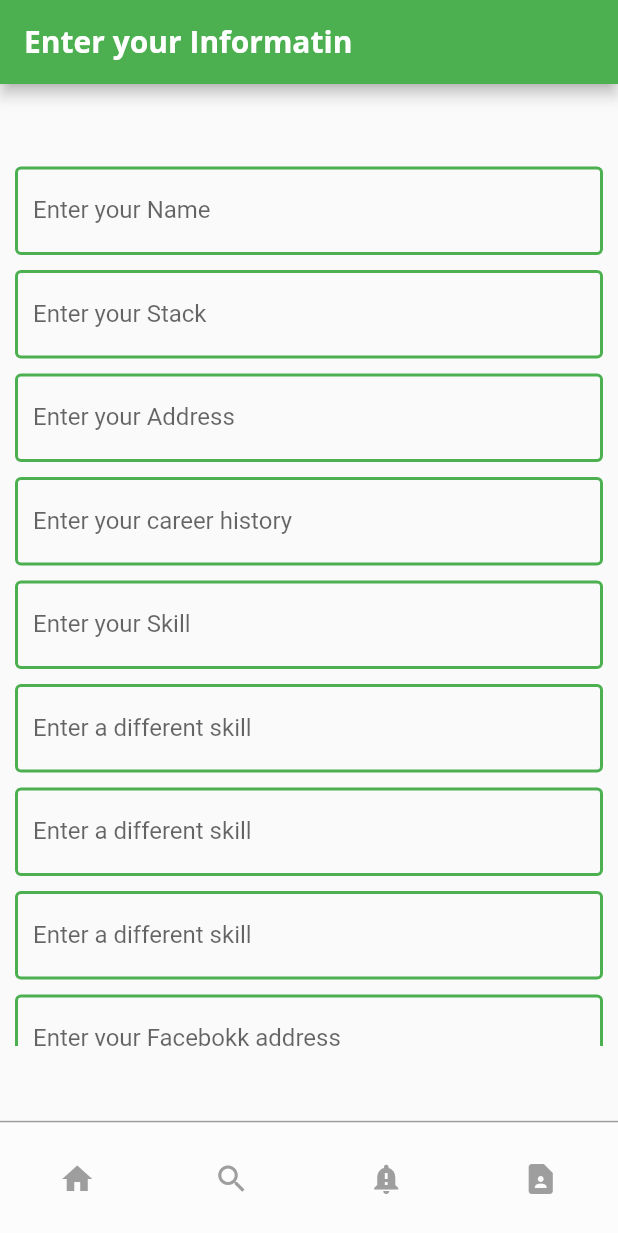
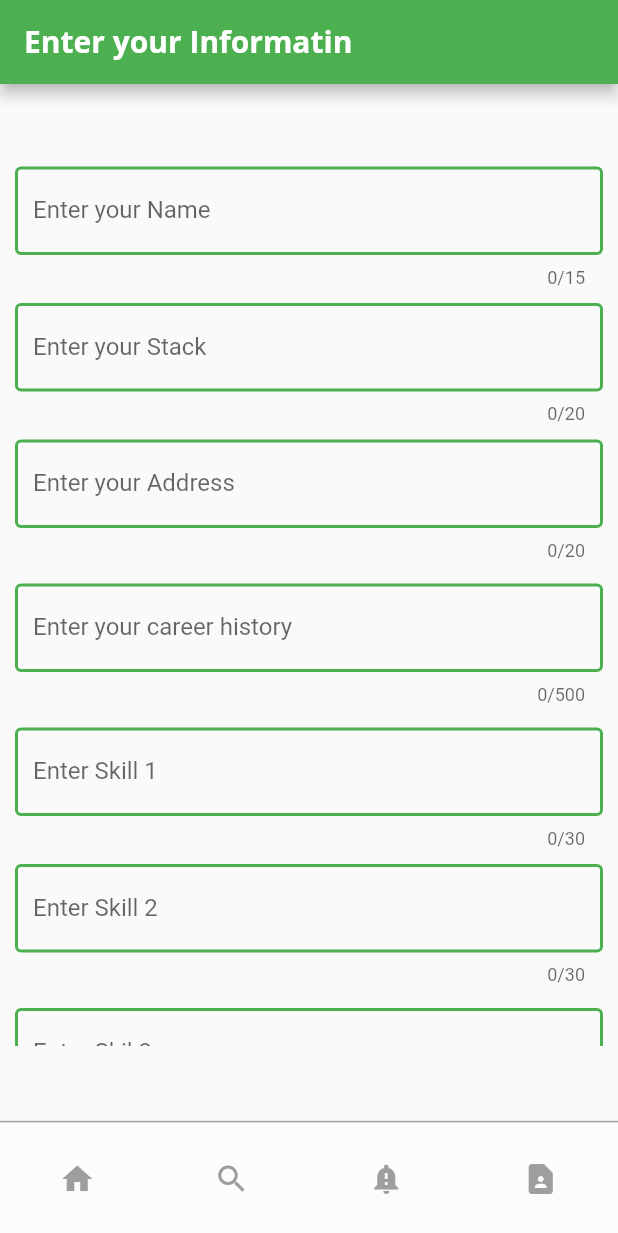
Before and after one commit to edwinchiboy/Hng-_task_2, a Flutter app: the screen it shows after launch, on a phone screen of 412 x 824 dp. Shown: the top 1233 px of the screen. Run offline on Flutter 3.47's test engine with Material 2 defaults, Android fonts, the phone set to English and light mode, and no system bars.

Commit message:
updated Code

```diff
--- a/lib/widget/formSection.dart
+++ b/lib/widget/formSection.dart
@@ -1,16 +1,5 @@
 import 'package:flutter/material.dart';
 import 'bodySection.dart';
-
-
-// class FormSection extends StatelessWidget {
-//   @override
-//   Widget build(BuildContext context) {
-//     return new Scaffold(
-
-//       body: const MyCustomForm(),
-//     );
-//   }
-// }
 
 class FormSection extends StatefulWidget {
   const FormSection({Key? key}) : super(key: key);
@@ -27,12 +16,12 @@ class FormSectionState extends State<FormSection> {
   TextEditingController _stackTEC = TextEditingController();
   TextEditingController _addressTEC = TextEditingController();
   TextEditingController _aboutcareeTEC = TextEditingController();
-  TextEditingController _facebooklinkTEC = TextEditingController();
-  TextEditingController _phonenumberTEC = TextEditingController();
   TextEditingController _skill1TEC = TextEditingController();
   TextEditingController _skill2TEC = TextEditingController();
   TextEditingController _skill3TEC = TextEditingController();
   TextEditingController _skill4TEC = TextEditingController();
+  TextEditingController _linkedLnTEC = TextEditingController();
+  TextEditingController _gitHUbTEC = TextEditingController();
 
   @override
   Widget build(BuildContext context) {
@@ -45,6 +34,7 @@ class FormSectionState extends State<FormSection> {
             Padding(
               padding: const EdgeInsets.symmetric(vertical: 5, horizontal: 0),
               child: TextFormField(
+                maxLength: 15,
                 controller: _nameTEC,
                 decoration: InputDecoration(
                     focusedBorder: OutlineInputBorder(
@@ -62,7 +52,7 @@ class FormSectionState extends State<FormSection> {
                     labelText: 'Enter your Name'),
                 validator: (value) {
                   if (value == null || value.isEmpty) {
-                    return 'Please enter some text';
+                    return 'Please enter your Name';
                   }
                   return null;
                 },
@@ -72,6 +62,7 @@ class FormSectionState extends State<FormSection> {
               padding: const EdgeInsets.symmetric(vertical: 5, horizontal: 0),
               child: TextFormField(
                 controller: _stackTEC,
+                maxLength: 20,
                 decoration: InputDecoration(
                     focusedBorder: OutlineInputBorder(
                       borderSide: BorderSide(
@@ -88,17 +79,17 @@ class FormSectionState extends State<FormSection> {
                     labelText: 'Enter your Stack'),
                 validator: (value) {
                   if (value == null || value.isEmpty) {
-                    return 'Please enter some text';
+                    return 'Please enter Your stack';
                   }
                   return null;
                 },
               ),
             ),
-
             Padding(
               padding: const EdgeInsets.symmetric(vertical: 5, horizontal: 0),
               child: TextFormField(
                 controller: _addressTEC,
+                maxLength: 20,
                 decoration: InputDecoration(
                     focusedBorder: OutlineInputBorder(
                       borderSide: BorderSide(
@@ -115,16 +106,17 @@ class FormSectionState extends State<FormSection> {
                     labelText: 'Enter your Address'),
                 validator: (value) {
                   if (value == null || value.isEmpty) {
-                    return 'Please enter some text';
+                    return 'Please enter your Address';
                   }
                   return null;
                 },
               ),
             ),
             Padding(
-              padding: const EdgeInsets.symmetric(vertical: 5, horizontal: 0),
+              padding: const EdgeInsets.symmetric(vertical: 10, horizontal: 0),
               child: TextFormField(
                 controller: _aboutcareeTEC,
+                maxLength: 500,
                 decoration: InputDecoration(
                     focusedBorder: OutlineInputBorder(
                       borderSide: BorderSide(
@@ -141,7 +133,7 @@ class FormSectionState extends State<FormSection> {
                     labelText: 'Enter your career history'),
                 validator: (value) {
                   if (value == null || value.isEmpty) {
-                    return 'Please enter some text';
+                    return 'Please enter your Career history ';
                   }
                   return null;
                 },
@@ -150,6 +142,7 @@ class FormSectionState extends State<FormSection> {
             Padding(
               padding: const EdgeInsets.symmetric(vertical: 5, horizontal: 0),
               child: TextFormField(
+                maxLength: 30,
                 controller: _skill1TEC,
                 decoration: InputDecoration(
                     focusedBorder: OutlineInputBorder(
@@ -164,10 +157,10 @@ class FormSectionState extends State<FormSection> {
                         width: 2,
                       ),
                     ),
-                    labelText: 'Enter your Skill'),
+                    labelText: 'Enter Skill 1'),
                 validator: (value) {
                   if (value == null || value.isEmpty) {
-                    return 'Please enter some text';
+                    return 'Please enter Skill 1';
                   }
                   return null;
                 },
@@ -177,6 +170,7 @@ class FormSectionState extends State<FormSection> {
               padding: const EdgeInsets.symmetric(vertical: 5, horizontal: 0),
               child: TextFormField(
                 controller: _skill2TEC,
+                maxLength: 30,
                 decoration: InputDecoration(
                     focusedBorder: OutlineInputBorder(
                       borderSide: BorderSide(
@@ -190,19 +184,20 @@ class FormSectionState extends State<FormSection> {
                         width: 2,
                       ),
                     ),
-                    labelText: 'Enter a different skill'),
+                    labelText: 'Enter Skill 2'),
                 validator: (value) {
                   if (value == null || value.isEmpty) {
-                    return 'Please enter some text';
+                    return 'Please enter skill 2';
                   }
                   return null;
                 },
               ),
             ),
             Padding(
-              padding: const EdgeInsets.symmetric(vertical: 5, horizontal: 0),
+              padding: const EdgeInsets.symmetric(vertical: 10, horizontal: 0),
               child: TextFormField(
-                controller: _skill3TEC ,
+                controller: _skill3TEC,
+                maxLength: 30,
                 decoration: InputDecoration(
                     focusedBorder: OutlineInputBorder(
                       borderSide: BorderSide(
@@ -216,19 +211,20 @@ class FormSectionState extends State<FormSection> {
                         width: 2,
                       ),
                     ),
-                    labelText: 'Enter a different skill'),
+                    labelText: 'Enter Skil 3'),
                 validator: (value) {
                   if (value == null || value.isEmpty) {
-                    return 'Please enter some text';
+                    return 'Please enter skill 3';
                   }
                   return null;
                 },
               ),
             ),
             Padding(
-              padding: const EdgeInsets.symmetric(vertical: 5, horizontal: 0),
+              padding: const EdgeInsets.symmetric(vertical: 10, horizontal: 0),
               child: TextFormField(
                 controller: _skill4TEC,
+                maxLength: 30,
                 decoration: InputDecoration(
                     focusedBorder: OutlineInputBorder(
                       borderSide: BorderSide(
@@ -242,10 +238,10 @@ class FormSectionState extends State<FormSection> {
                         width: 2,
                       ),
                     ),
-                    labelText: 'Enter a different skill'),
+                    labelText: 'Enter Silll 4'),
                 validator: (value) {
                   if (value == null || value.isEmpty) {
-                    return 'Please enter some text';
+                    return 'Please enter skill 4';
                   }
                   return null;
                 },
@@ -254,7 +250,8 @@ class FormSectionState extends State<FormSection> {
             Padding(
               padding: const EdgeInsets.symmetric(vertical: 5, horizontal: 0),
               child: TextFormField(
-                controller: _facebooklinkTEC,
+                controller: _linkedLnTEC,
+                maxLength: 15,
                 decoration: InputDecoration(
                     focusedBorder: OutlineInputBorder(
                       borderSide: BorderSide(
@@ -268,10 +265,10 @@ class FormSectionState extends State<FormSection> {
                         width: 2,
                       ),
                     ),
-                    labelText: 'Enter your Facebokk address'),
+                    labelText: 'Enter your linkedLn name'),
                 validator: (value) {
                   if (value == null || value.isEmpty) {
-                    return 'Please enter some text';
+                    return 'Please enter your Linkedln';
                   }
                   return null;
                 },
@@ -280,7 +277,8 @@ class FormSectionState extends State<FormSection> {
             Padding(
               padding: const EdgeInsets.symmetric(vertical: 5, horizontal: 0),
               child: TextFormField(
-                controller: _phonenumberTEC,
+                controller: _gitHUbTEC,
+                maxLength: 15,
                 decoration: InputDecoration(
                     focusedBorder: OutlineInputBorder(
                       borderSide: BorderSide(
@@ -294,16 +292,15 @@ class FormSectionState extends State<FormSection> {
                         width: 2,
                       ),
                     ),
-                    labelText: 'Enter your Instagram'),
+                    labelText: 'Enter your Github profile'),
                 validator: (value) {
                   if (value == null || value.isEmpty) {
-                    return 'Please enter some text';
+                    return 'Please your Github profile';
                   }
                   return null;
                 },
               ),
             ),
-
             Padding(
               padding: const EdgeInsets.symmetric(vertical: 16.0),
               child: ElevatedButton(
@@ -312,32 +309,33 @@ class FormSectionState extends State<FormSection> {
                     var _name = _nameTEC.text;
                     var _stack = _stackTEC.text;
                     var _address = _addressTEC.text;
-                    var _aboutCareer = _addressTEC.text;
-                    var _facebooklink = _facebooklinkTEC.text;
-                    var _phoneNo = _phonenumberTEC.text;
+                    var _aboutCareer = _aboutcareeTEC.text;
                     var _skill1 = _skill1TEC.text;
                     var _skill2 = _skill2TEC.text;
                     var _skill3 = _skill3TEC.text;
                     var _skill4 = _skill4TEC.text;
+                    var _linkedLnLink = _linkedLnTEC.text;
+                    var _gitHub = _gitHUbTEC.text;
 
-                     Navigator.push(
+                    Navigator.push(
                       context,
                       MaterialPageRoute(
                         builder: (context) => BodySection(
                           enteredName: _name,
                           enteredStack: _stack,
                           enteredAddress: _address,
-                          enteredAboutCareer: _aboutCareer,
-                          enteredFacebook: _facebooklink,
-                          enteredPhoneNo: _phoneNo,
-                          enteredSkill1 : _skill1,
-                          enteredSkill2 : _skill2,
-                          enteredSkill3 : _skill3,
-                          enteredSkill4 : _skill4,
+                          enteredCareerInfo: _aboutCareer,
+                          enteredSkill1: _skill1,
+                          enteredSkill2: _skill2,
+                          enteredSkill3: _skill3,
+                          enteredSkill4: _skill4,
+                          enteredlinkedLnLink : _linkedLnLink,
+                          enteredGitHubLink: _gitHub,
                         ),
                       ),
                     );
-                  } },
+                  }
+                },
                 child: const Text('Submit'),
               ),
             ),
--- a/pubspec.yaml
+++ b/pubspec.yaml
@@ -47,6 +47,8 @@ flutter:
   # To add assets to your application, add an assets section, like this:
   assets:
     - assets/images/chiboy.jpg
+    - assets/images/linkeln.png
+    - assets/images/github.png
    # - images/a_dot_ham.jpeg
 
   # An image asset can refer to one or more resolution-specific "variants", see
```
Also changed, not shown: lib/widget/bodySection.dart (+41 -50 lines), assets/images/HNG-logo.png (added), assets/images/github.png (added), assets/images/linkeln.png (added), assets/images/zuri-i4g.png (added).
